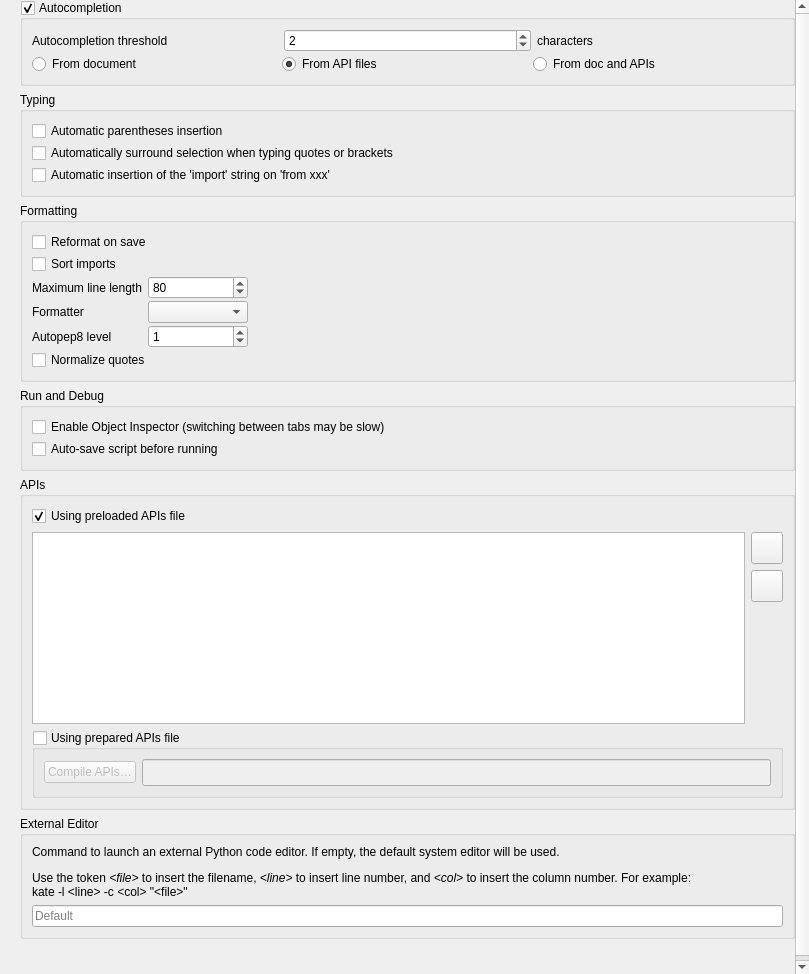
carsmie/QGIS, file python/console/console_settings.ui: the form before one commit.
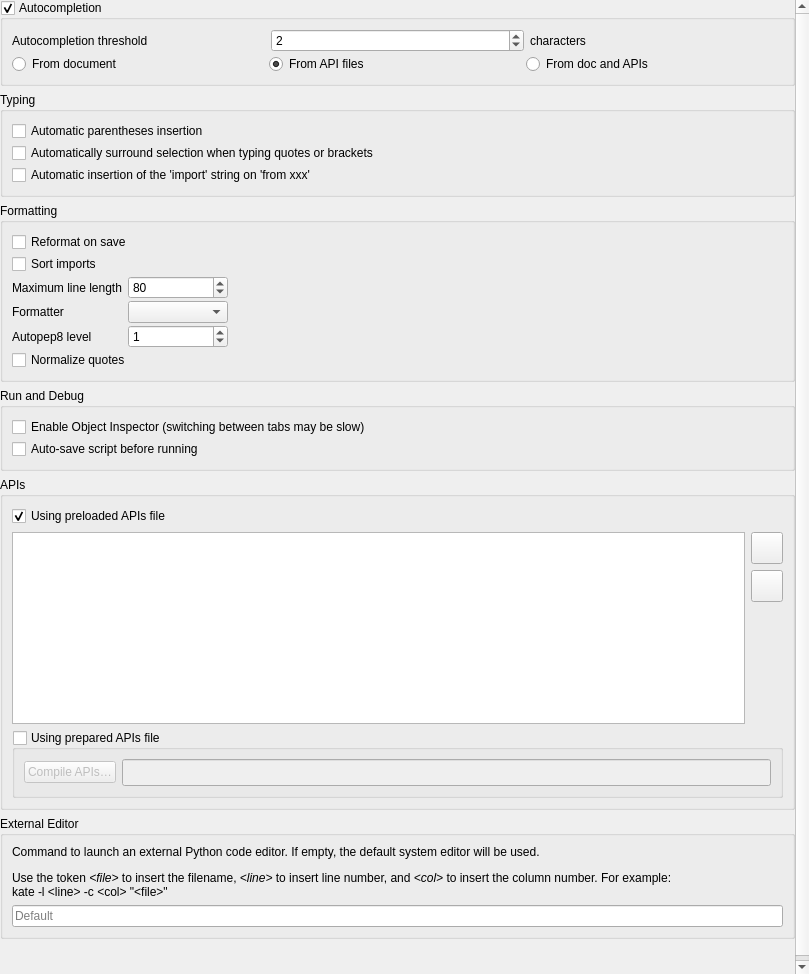
The form after the commit. Custom widgets are drawn as their Qt base class.

Commit message: Cleanup Python Console settings layout

```diff
--- a/python/console/console_settings.ui
+++ b/python/console/console_settings.ui
@@ -29,7 +29,7 @@
   </property>
   <layout class="QGridLayout" name="gridLayout_16">
    <property name="leftMargin">
-    <number>20</number>
+    <number>0</number>
    </property>
    <property name="topMargin">
     <number>0</number>
@@ -52,9 +52,9 @@
       <property name="geometry">
        <rect>
         <x>0</x>
-        <y>-133</y>
-        <width>775</width>
-        <height>1107</height>
+        <y>-115</y>
+        <width>795</width>
+        <height>1089</height>
        </rect>
       </property>
       <layout class="QGridLayout" name="gridLayout">
```
